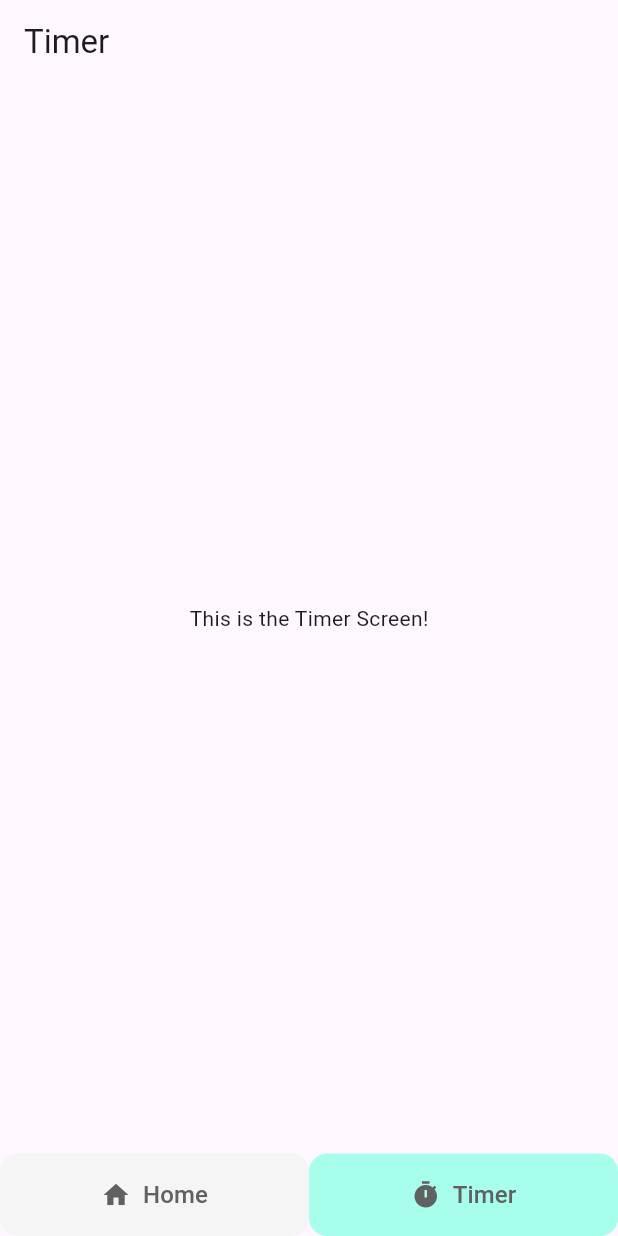
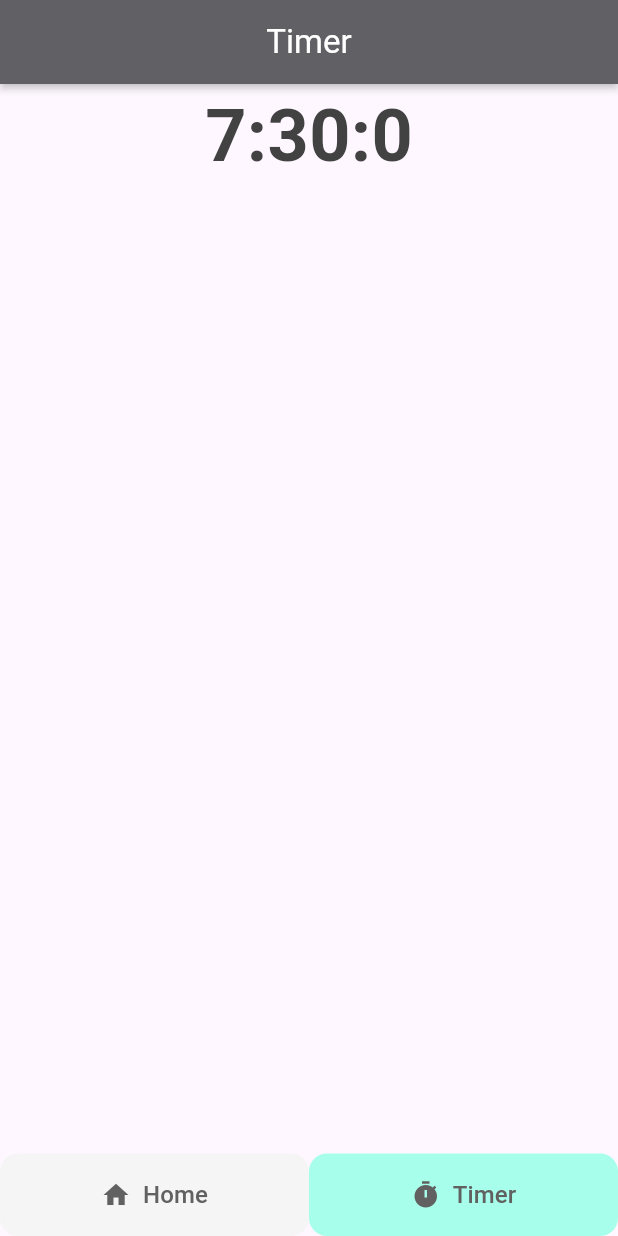
Before and after one commit to GangOn0215/study, a Flutter app: the TimerScreen screen opened by its route, on a phone screen of 412 x 824 dp. Run offline on Flutter 3.47's test engine with Material 3 defaults, Android fonts, the phone set to English and light mode, and no system bars; our stand-ins replace fluttertoast, go_router.

Commit message:
[ flutter ] 타이머
남은 시간 나오는 것 까지 작업 완료

```diff
--- a/mobile/flutter/project/freedom_timer/lib/screens/timer_screen.dart
+++ b/mobile/flutter/project/freedom_timer/lib/screens/timer_screen.dart
@@ -1,18 +1,72 @@
 import 'package:flutter/material.dart';
 import 'package:freedom_timer/common/footer_navigation.dart';
 
-class TimerScreen extends StatelessWidget {
+class TimerScreen extends StatefulWidget {
+  const TimerScreen({super.key});
+
+  @override
+  State<TimerScreen> createState() => _TimerScreenState();
+}
+
+class _TimerScreenState extends State<TimerScreen> {
+  late DateTime now;
+  late int currentTimeStamp;
+  late DateTime targetTime;
+  late int targetTimeStamp;
+  late int remainingSeconds;
+  late int hours;
+  late int minutes;
+  late int seconds;
+
+  @override
+  void initState() {
+    super.initState();
+
+    now = DateTime.now();
+    currentTimeStamp = now.millisecondsSinceEpoch ~/ 1000;
+
+    targetTime = DateTime(now.year, now.month, now.day, 18, 0, 0);
+    targetTimeStamp = targetTime.millisecondsSinceEpoch ~/ 1000;
+
+    // 남은 시간 계산 (초 단위)
+    remainingSeconds = targetTimeStamp - currentTimeStamp;
+
+    print('남은 시간: $remainingSeconds 초');
+
+    // 시분초로 변환
+    hours = remainingSeconds ~/ 3600;
+    minutes = (remainingSeconds % 3600) ~/ 60;
+    seconds = remainingSeconds % 60;
+
+    print('남은 시간: ${hours}시간 ${minutes}분 ${seconds}초');
+  }
+
   @override
   Widget build(BuildContext context) {
     return Scaffold(
       appBar: AppBar(
-        title: Text('Timer'),
+        title: Text('Timer', style: TextStyle(color: Colors.white),),
+        backgroundColor: Colors.grey[700],
+        shadowColor: Colors.grey[300],
+        centerTitle: true,
+        elevation: 2,
       ),
-      body: Center(
-        child: Text('This is the Timer Screen!'),
+      body: Column(
+        children: [
+          Container(
+            alignment: Alignment.center,
+            child: Text(
+              '$hours:$minutes:$seconds',
+              style: TextStyle(
+                fontSize: 48,
+                  fontWeight: FontWeight.bold,
+                  color: Colors.grey[800],
+                ),
+              ),
+            ),
+        ],
       ),
       bottomNavigationBar: FooterNavigation(),
     );
   }
-
 }
```
